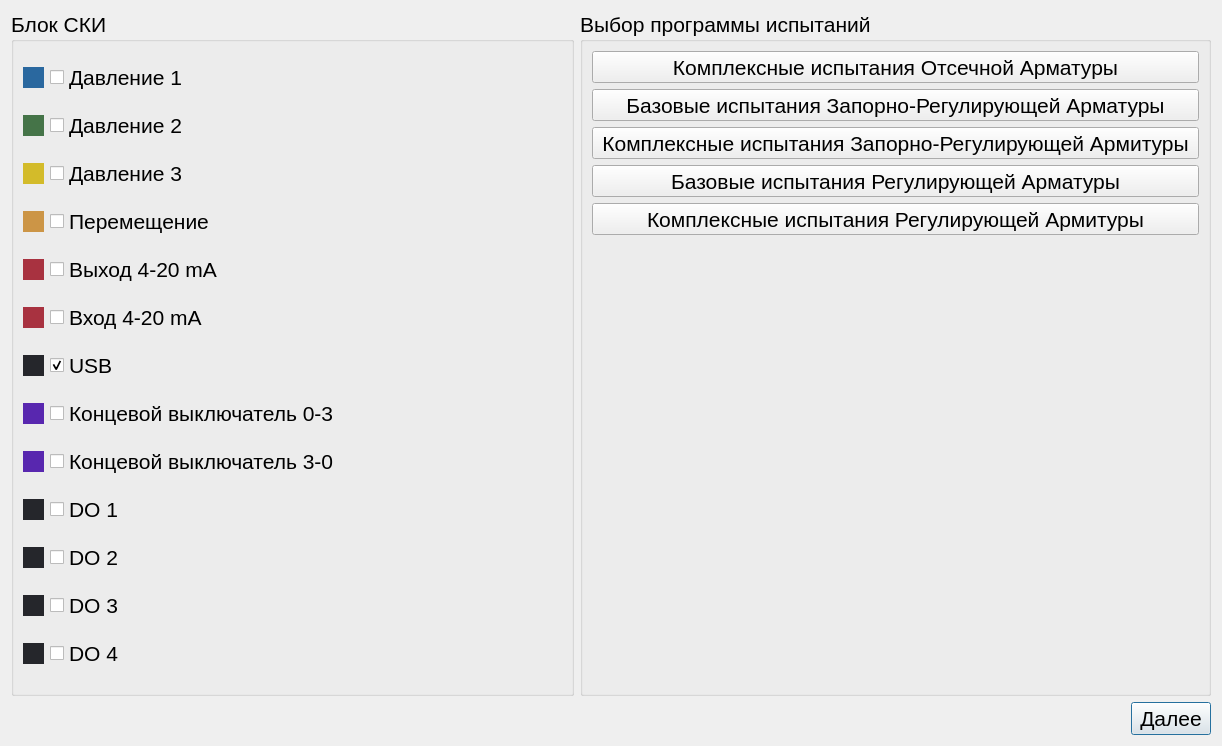
Before: the Qt Designer form SelectTests.ui in Rekvim/MpiSki, drawn with Qt 5.
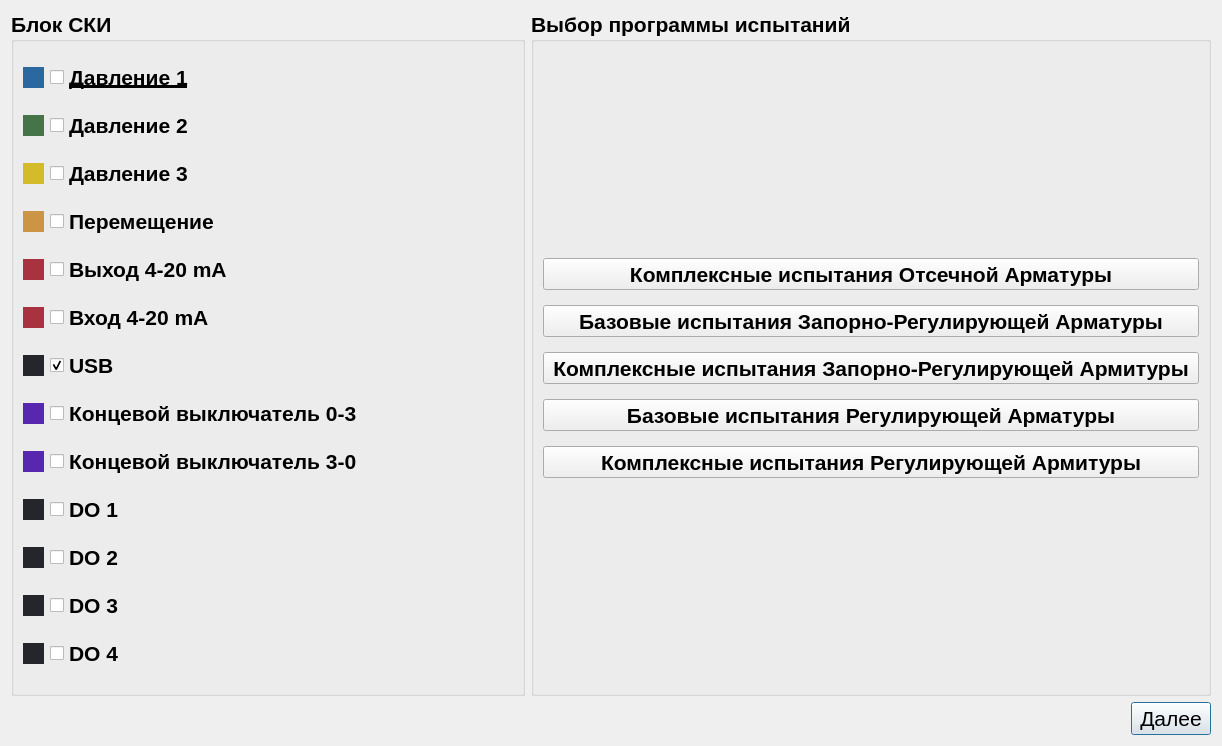
After: the same form once the commit is applied.

Patch:
```diff
--- a/SelectTests.ui
+++ b/SelectTests.ui
@@ -23,6 +23,7 @@
          <property name="font">
           <font>
            <pointsize>16</pointsize>
+           <bold>true</bold>
           </font>
          </property>
          <property name="title">
@@ -55,11 +56,17 @@
               <property name="font">
                <font>
                 <pointsize>16</pointsize>
+                <underline>true</underline>
+                <fontweight>DemiBold</fontweight>
                </font>
               </property>
               <property name="mouseTracking">
                <bool>true</bool>
               </property>
+              <property name="styleSheet">
+               <string notr="true">text-decoration: underline;
+font-weight: 600;</string>
+              </property>
               <property name="text">
                <string>Давление 1</string>
               </property>
@@ -93,6 +100,7 @@
               <property name="font">
                <font>
                 <pointsize>16</pointsize>
+                <bold>true</bold>
                </font>
               </property>
               <property name="text">
@@ -128,6 +136,7 @@
               <property name="font">
                <font>
                 <pointsize>16</pointsize>
+                <bold>true</bold>
                </font>
               </property>
               <property name="text">
@@ -163,6 +172,7 @@
               <property name="font">
                <font>
                 <pointsize>16</pointsize>
+                <bold>true</bold>
                </font>
               </property>
               <property name="text">
@@ -198,6 +208,7 @@
               <property name="font">
                <font>
                 <pointsize>16</pointsize>
+                <bold>true</bold>
                </font>
               </property>
               <property name="text">
@@ -233,6 +244,7 @@
               <property name="font">
                <font>
                 <pointsize>16</pointsize>
+                <bold>true</bold>
                </font>
               </property>
               <property name="text">
@@ -271,6 +283,7 @@
               <property name="font">
                <font>
                 <pointsize>16</pointsize>
+                <bold>true</bold>
                </font>
               </property>
               <property name="mouseTracking">
@@ -315,6 +328,7 @@
               <property name="font">
                <font>
                 <pointsize>16</pointsize>
+                <bold>true</bold>
                </font>
               </property>
               <property name="text">
@@ -362,6 +376,7 @@
               <property name="font">
                <font>
                 <pointsize>16</pointsize>
+                <bold>true</bold>
                </font>
               </property>
               <property name="text">
@@ -397,6 +412,7 @@
               <property name="font">
                <font>
                 <pointsize>16</pointsize>
+                <bold>true</bold>
                </font>
               </property>
               <property name="text">
@@ -438,6 +454,7 @@
               <property name="font">
                <font>
                 <pointsize>16</pointsize>
+                <bold>true</bold>
                </font>
               </property>
               <property name="text">
@@ -473,6 +490,7 @@
               <property name="font">
                <font>
                 <pointsize>16</pointsize>
+                <bold>true</bold>
                </font>
               </property>
               <property name="text">
@@ -508,6 +526,7 @@
               <property name="font">
                <font>
                 <pointsize>16</pointsize>
+                <bold>true</bold>
                </font>
               </property>
               <property name="text">
@@ -531,12 +550,29 @@
          <property name="font">
           <font>
            <pointsize>16</pointsize>
+           <bold>true</bold>
           </font>
          </property>
          <property name="title">
           <string>Выбор программы испытаний</string>
          </property>
          <layout class="QVBoxLayout" name="verticalLayout_2">
+          <property name="spacing">
+           <number>15</number>
+          </property>
+          <item>
+           <spacer name="verticalSpacer_2">
+            <property name="orientation">
+             <enum>Qt::Orientation::Vertical</enum>
+            </property>
+            <property name="sizeHint" stdset="0">
+             <size>
+              <width>20</width>
+              <height>40</height>
+             </size>
+            </property>
+           </spacer>
+          </item>
           <item>
            <widget class="QToolButton" name="button_CTV">
             <property name="sizePolicy">
@@ -548,6 +584,7 @@
             <property name="font">
              <font>
               <pointsize>16</pointsize>
+              <bold>true</bold>
              </font>
             </property>
             <property name="text">
@@ -566,6 +603,7 @@
             <property name="font">
              <font>
               <pointsize>16</pointsize>
+              <bold>true</bold>
              </font>
             </property>
             <property name="text">
@@ -584,6 +622,7 @@
             <property name="font">
              <font>
               <pointsize>16</pointsize>
+              <bold>true</bold>
              </font>
             </property>
             <property name="text">
@@ -602,6 +641,7 @@
             <property name="font">
              <font>
               <pointsize>16</pointsize>
+              <bold>true</bold>
              </font>
             </property>
             <property name="text">
@@ -620,6 +660,7 @@
             <property name="font">
              <font>
               <pointsize>16</pointsize>
+              <bold>true</bold>
              </font>
             </property>
             <property name="text">
```
